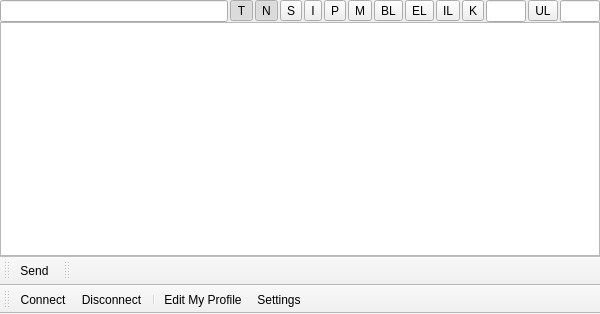
This is trunk/UI/widgetchatcenter.ui in c3c/quazaa as Qt 5 draws it before an edit. The edited form follows.
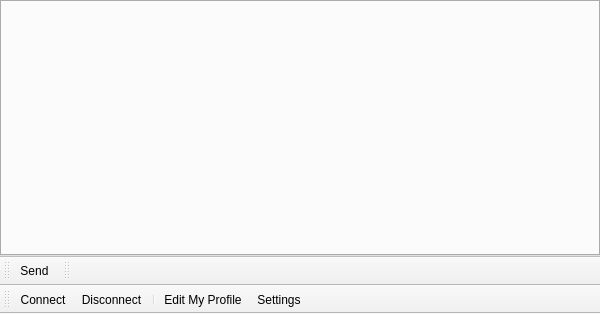
This is the edited form. Icons and pictures are not drawn.

Commit message: Adding chat tabs. WidgetChatTab: moving UI elements over from main chat UI to tab UI

Patch:
```diff
--- a/trunk/UI/widgetchatcenter.ui
+++ b/trunk/UI/widgetchatcenter.ui
@@ -22,177 +22,17 @@
      <number>0</number>
     </property>
     <item>
-     <layout class="QGridLayout" name="gridLayout">
-      <property name="horizontalSpacing">
-       <number>2</number>
+     <widget class="QTabWidget" name="tabWidget">
+      <property name="tabPosition">
+       <enum>QTabWidget::North</enum>
       </property>
-      <item row="0" column="0">
-       <widget class="QLineEdit" name="lineEdit"/>
-      </item>
-      <item row="0" column="1">
-       <widget class="QToolButton" name="toolButtonTopicProtection">
-        <property name="toolTip">
-         <string>Topic Protection</string>
-        </property>
-        <property name="text">
-         <string>T</string>
-        </property>
-        <property name="checkable">
-         <bool>true</bool>
-        </property>
-        <property name="checked">
-         <bool>true</bool>
-        </property>
-       </widget>
-      </item>
-      <item row="0" column="2">
-       <widget class="QToolButton" name="toolButtonNoOutsideMessages">
-        <property name="toolTip">
-         <string>No Outside Messages</string>
-        </property>
-        <property name="text">
-         <string>N</string>
-        </property>
-        <property name="checkable">
-         <bool>true</bool>
-        </property>
-        <property name="checked">
-         <bool>true</bool>
-        </property>
-       </widget>
-      </item>
-      <item row="0" column="3">
-       <widget class="QToolButton" name="toolButtonSecret">
-        <property name="toolTip">
-         <string>Secret</string>
-        </property>
-        <property name="text">
-         <string>S</string>
-        </property>
-        <property name="checkable">
-         <bool>true</bool>
-        </property>
-       </widget>
-      </item>
-      <item row="0" column="4">
-       <widget class="QToolButton" name="toolButtonInviteOnly">
-        <property name="toolTip">
-         <string>Invite Only</string>
-        </property>
-        <property name="text">
-         <string>I</string>
-        </property>
-        <property name="checkable">
-         <bool>true</bool>
-        </property>
-       </widget>
-      </item>
-      <item row="0" column="5">
-       <widget class="QToolButton" name="toolButtonPrivate">
-        <property name="toolTip">
-         <string>Private</string>
-        </property>
-        <property name="text">
-         <string>P</string>
-        </property>
-        <property name="checkable">
-         <bool>true</bool>
-        </property>
-       </widget>
-      </item>
-      <item row="0" column="6">
-       <widget class="QToolButton" name="toolButtonModerated">
-        <property name="toolTip">
-         <string>Moderated</string>
-        </property>
-        <property name="text">
-         <string>M</string>
-        </property>
-        <property name="checkable">
-         <bool>true</bool>
-        </property>
-       </widget>
-      </item>
-      <item row="0" column="7">
-       <widget class="QToolButton" name="toolButtonBanList">
-        <property name="toolTip">
-         <string>Ban List</string>
-        </property>
-        <property name="text">
-         <string>BL</string>
-        </property>
-       </widget>
-      </item>
-      <item row="0" column="10">
-       <widget class="QToolButton" name="toolButtonKeyword">
-        <property name="toolTip">
-         <string>Keyword</string>
-        </property>
-        <property name="text">
-         <string>K</string>
-        </property>
-        <property name="checkable">
-         <bool>true</bool>
-        </property>
-       </widget>
-      </item>
-      <item row="0" column="11">
-       <widget class="QLineEdit" name="lineEditKeyword">
-        <property name="maximumSize">
-         <size>
-          <width>40</width>
-          <height>16777215</height>
-         </size>
-        </property>
-       </widget>
-      </item>
-      <item row="0" column="13">
-       <widget class="QLineEdit" name="lineEditUserLimit">
-        <property name="maximumSize">
-         <size>
-          <width>40</width>
-          <height>16777215</height>
-         </size>
-        </property>
-       </widget>
-      </item>
-      <item row="0" column="12">
-       <widget class="QToolButton" name="toolButtonUserLimit">
-        <property name="toolTip">
-         <string>User Limit</string>
-        </property>
-        <property name="text">
-         <string>UL</string>
-        </property>
-        <property name="checkable">
-         <bool>true</bool>
-        </property>
-       </widget>
-      </item>
-      <item row="0" column="8">
-       <widget class="QToolButton" name="toolButtonExceptList">
-        <property name="toolTip">
-         <string>Except list</string>
-        </property>
-        <property name="text">
-         <string>EL</string>
-        </property>
-       </widget>
-      </item>
-      <item row="0" column="9">
-       <widget class="QToolButton" name="toolButtonInviteList">
-        <property name="toolTip">
-         <string>Invite List</string>
-        </property>
-        <property name="text">
-         <string>IL</string>
-        </property>
-       </widget>
-      </item>
-     </layout>
-    </item>
-    <item>
-     <widget class="QTextBrowser" name="textBrowserChat"/>
+      <property name="currentIndex">
+       <number>-1</number>
+      </property>
+      <property name="tabsClosable">
+       <bool>true</bool>
+      </property>
+     </widget>
     </item>
    </layout>
   </widget>
```
The commit also changes 12 other files.
